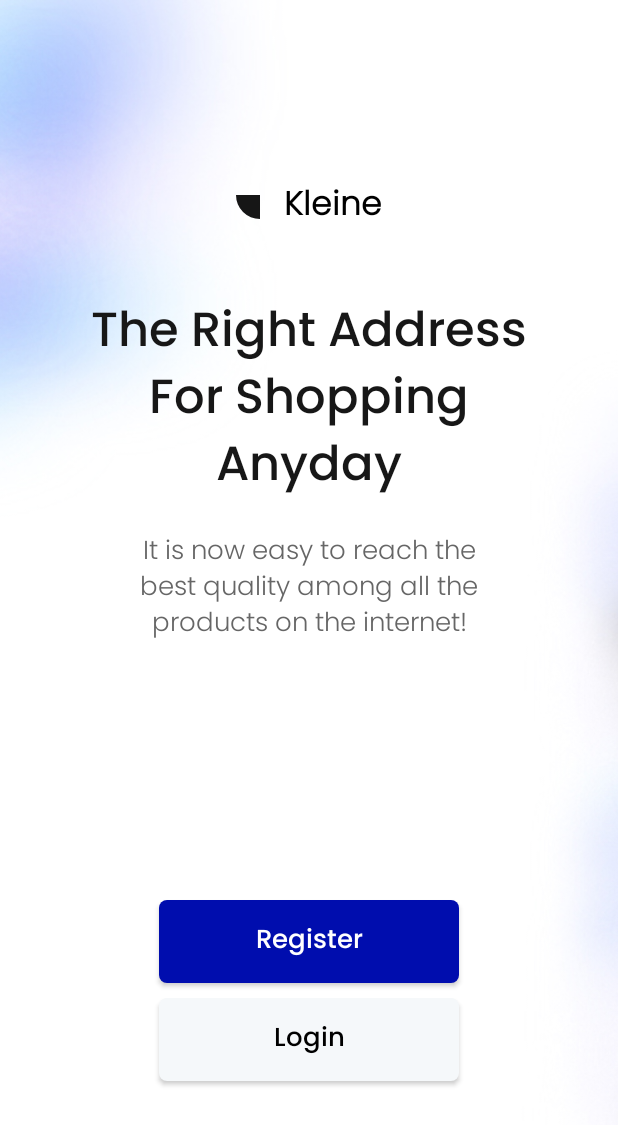
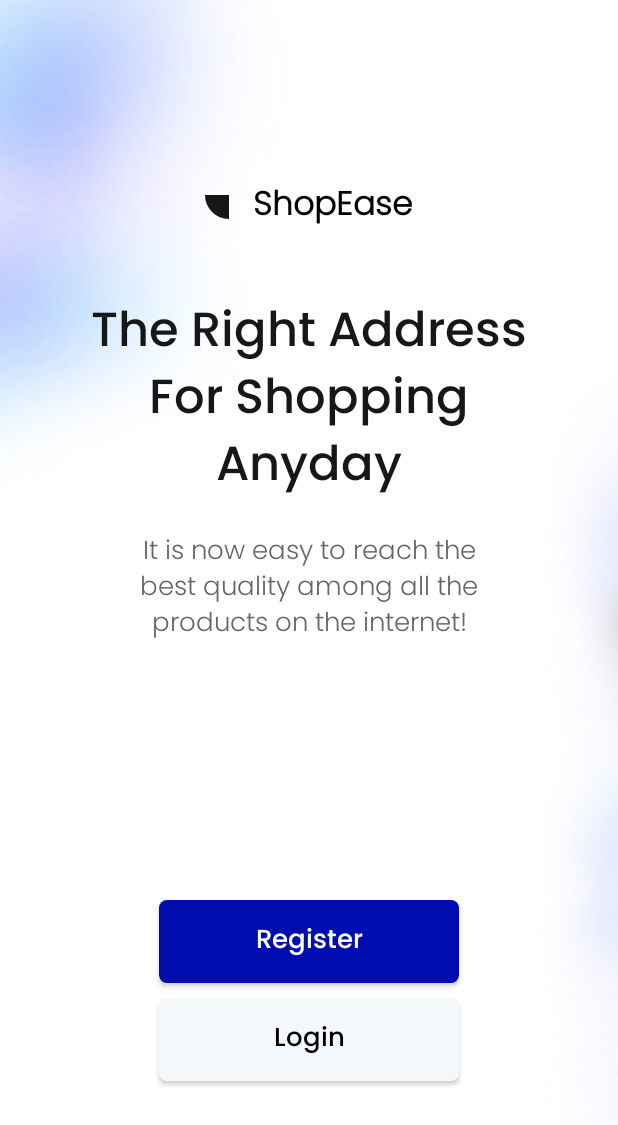
Before and after one commit to TanujKhanna0210/E-Commerce, an Android app: the AccountOptionsFragment screen opened through its navigation route, on a phone screen of 412 x 824 dp. Shown: the top 1125 px of the screen. Run offline under Robolectric (Android 15) with nearby library versions, the phone set to English and light mode, and no system bars; our stand-ins replace Dagger/Hilt's generated code, Firebase (no records; nobody signed in at launch, a user with empty details on screens opened directly).

Commit message:
Minor fixes

```diff
--- a/app/src/main/java/com/example/e_commerce/adapters/SpecialProductsAdapter.kt
+++ b/app/src/main/java/com/example/e_commerce/adapters/SpecialProductsAdapter.kt
@@ -17,7 +17,7 @@ class SpecialProductsAdapter: RecyclerView.Adapter<SpecialProductsAdapter.Specia
             binding.apply {
                 Glide.with(itemView).load(product.images[0]).into(imageSpecialRvItem)
                 tvSpecialProductName.text = product.name
-                tvSpecialProductPrice.text = product.price.toString()
+                tvSpecialProductPrice.text = "$ ${product.price}"
             }
         }
     }
--- a/app/src/main/res/layout/fragment_account_options.xml
+++ b/app/src/main/res/layout/fragment_account_options.xml
@@ -26,7 +26,7 @@
             app:layout_constraintStart_toStartOf="parent"
             app:layout_constraintEnd_toEndOf="parent"
             app:layout_constraintTop_toTopOf="parent"
-            android:text="Kleine"
+            android:text="ShopEase"
             />
 
         <TextView
--- a/app/src/main/res/layout/fragment_login.xml
+++ b/app/src/main/res/layout/fragment_login.xml
@@ -39,7 +39,7 @@
             android:textStyle="bold"
             app:layout_constraintStart_toStartOf="@id/guideLineLoginLeft"
             app:layout_constraintTop_toTopOf="parent"
-            android:text="Kleine"
+            android:text="ShopEase"
             />
 
         <TextView
--- a/app/src/main/res/layout/fragment_register.xml
+++ b/app/src/main/res/layout/fragment_register.xml
@@ -40,7 +40,7 @@
             app:layout_constraintStart_toStartOf="@id/guideLineRegisterLeft"
             app:layout_constraintEnd_toEndOf="@id/guideLineRegisterRight"
             app:layout_constraintTop_toTopOf="parent"
-            android:text="Kleine"
+            android:text="ShopEase"
             />
 
         <TextView
```
